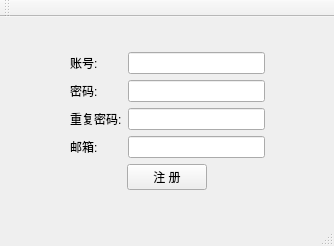
Above: ui/wnd_client.ui from decenfrontier/PyNetAuth before the change. Below: the same form after it.
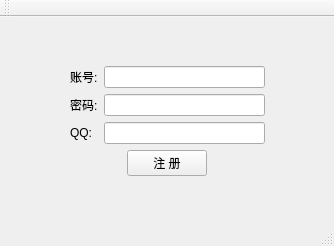
That is the form after the change. The open tabs and pages were chosen to show the change.

Patch:
```diff
--- a/ui/wnd_client.ui
+++ b/ui/wnd_client.ui
@@ -201,16 +201,13 @@
            </item>
            <item row="1" column="1" colspan="3">
             <layout class="QGridLayout" name="gridLayout_3">
-             <item row="0" column="0">
-              <widget class="QLabel" name="label_5">
+             <item row="2" column="0">
+              <widget class="QLabel" name="label_3">
                <property name="text">
-                <string>账号:</string>
+                <string>QQ:</string>
                </property>
               </widget>
              </item>
-             <item row="0" column="1">
-              <widget class="QLineEdit" name="lineEdit_5"/>
-             </item>
              <item row="1" column="0">
               <widget class="QLabel" name="label_6">
                <property name="text">
@@ -218,28 +215,21 @@
                </property>
               </widget>
              </item>
-             <item row="1" column="1">
-              <widget class="QLineEdit" name="lineEdit_6"/>
-             </item>
-             <item row="2" column="0">
-              <widget class="QLabel" name="label_7">
+             <item row="0" column="0">
+              <widget class="QLabel" name="label_5">
                <property name="text">
-                <string>重复密码:</string>
+                <string>账号:</string>
                </property>
               </widget>
              </item>
+             <item row="0" column="1">
+              <widget class="QLineEdit" name="edt_reg_account"/>
+             </item>
              <item row="2" column="1">
               <widget class="QLineEdit" name="lineEdit_7"/>
              </item>
-             <item row="3" column="0">
-              <widget class="QLabel" name="label_8">
-               <property name="text">
-                <string>邮箱:</string>
-               </property>
-              </widget>
-             </item>
-             <item row="3" column="1">
-              <widget class="QLineEdit" name="lineEdit_8"/>
+             <item row="1" column="1">
+              <widget class="QLineEdit" name="edt_reg_pwd"/>
              </item>
             </layout>
            </item>
```
Left out of the diff: 10 changed lines with no effect on the pictures.
